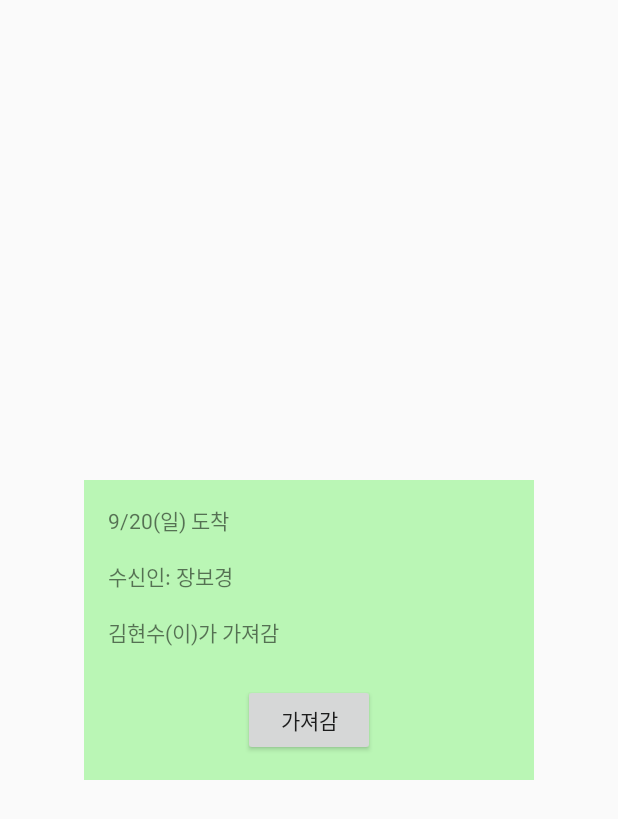
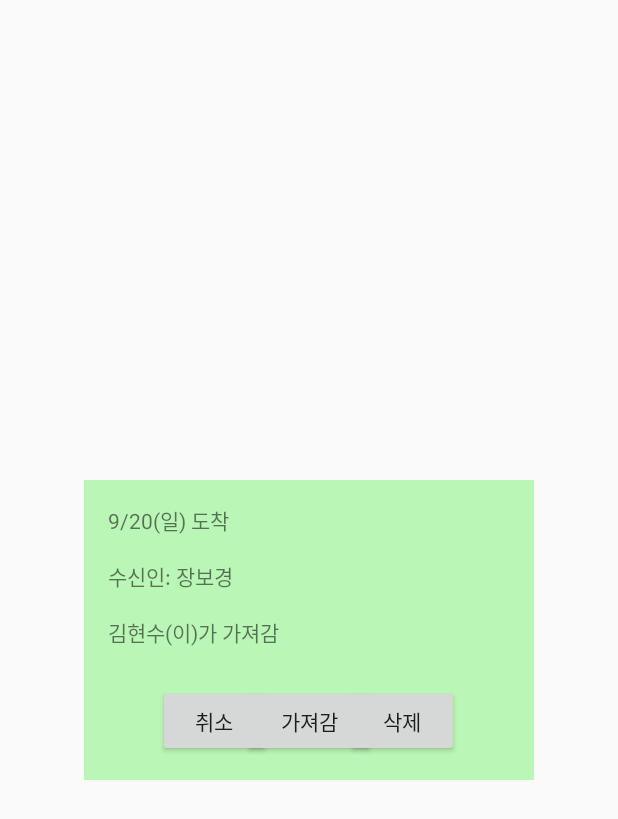
Before and after one commit to ssuckmate/ParcelNotice, an Android app: the layout item_parcel_confirm_recycler.xml on its own in the app's theme, with its tools: preview values and no code run, on a phone screen of 412 x 824 dp. Shown: the top 819 px of the screen. Run offline under Robolectric (Android 15) with nearby library versions, the phone set to English and light mode, and no system bars.

Commit message:
dev에 merge

```diff
--- a/app/src/main/AndroidManifest.xml
+++ b/app/src/main/AndroidManifest.xml
@@ -14,7 +14,7 @@
         <activity android:name=".LaundryConfirmActivity" />
         <activity android:name=".RewardActivity" />
         <activity android:name=".NoticeActivity" />
-        <activity android:name=".LoginActivity">
+        <activity android:name=".MainActivity">
             <intent-filter>
                 <action android:name="android.intent.action.MAIN" />
 
@@ -22,7 +22,7 @@
             </intent-filter>
         </activity>
         <activity android:name=".ParcelConfirmActivity" />
-        <activity android:name=".MainActivity" />
+        <activity android:name=".LoginActivity" />
 
         <meta-data
             android:name="com.kakao.sdk.AppKey"
--- a/app/src/main/java/com/eos/parcelnotice/retrofit/ParcelApi.java
+++ b/app/src/main/java/com/eos/parcelnotice/retrofit/ParcelApi.java
@@ -23,5 +23,5 @@ public interface ParcelApi {
     @PUT("user/parcel/changeStatus")
     Call change_parcel_status(@Body JsonObject jsonObject);
     @DELETE("user/parcel/delete")
-    Call<ParcelData> delete_parcels(@Body JsonObject jsonObject);
+    Call<ParcelData> delete_parcel(@Body JsonObject jsonObject);
 }
--- a/app/src/main/res/layout/item_parcel_confirm_recycler.xml
+++ b/app/src/main/res/layout/item_parcel_confirm_recycler.xml
@@ -10,10 +10,10 @@
 
 
     <Button
-        android:id="@+id/button"
+        android:id="@+id/button_parcel_receive"
         android:layout_width="wrap_content"
         android:layout_height="wrap_content"
-        android:layout_marginBottom="16dp"
+        android:layout_marginBottom="15dp"
         android:text="가져감"
         app:layout_constraintBottom_toBottomOf="parent"
         app:layout_constraintEnd_toEndOf="parent"
@@ -51,4 +51,26 @@
         android:text="김현수(이)가 가져감"
         app:layout_constraintStart_toStartOf="parent"
         app:layout_constraintTop_toBottomOf="@id/text_dummy_recipient" />
+
+    <Button
+        android:id="@+id/button_parcel_cancel"
+        android:layout_width="75dp"
+        android:layout_height="wrap_content"
+        android:layout_marginEnd="50dp"
+        android:layout_marginRight="50dp"
+        android:layout_marginBottom="15dp"
+        android:text="취소"
+        app:layout_constraintBottom_toBottomOf="parent"
+        app:layout_constraintEnd_toStartOf="@+id/button_parcel_delete" />
+
+    <Button
+        android:id="@+id/button_parcel_delete"
+        android:layout_width="75dp"
+        android:layout_height="wrap_content"
+        android:layout_marginEnd="50dp"
+        android:layout_marginRight="50dp"
+        android:layout_marginBottom="15dp"
+        android:text="삭제"
+        app:layout_constraintBottom_toBottomOf="parent"
+        app:layout_constraintEnd_toEndOf="parent" />
 </androidx.constraintlayout.widget.ConstraintLayout>
```
Also changed, not shown: app/src/main/java/com/eos/parcelnotice/ParcelConfirmActivity.java (+21 -8 lines), app/src/main/java/com/eos/parcelnotice/adapter/ParcelConfirmAdapter.java (+61 -2 lines), app/src/main/java/com/eos/parcelnotice/data/ParcelData.java (+5 -5 lines).
